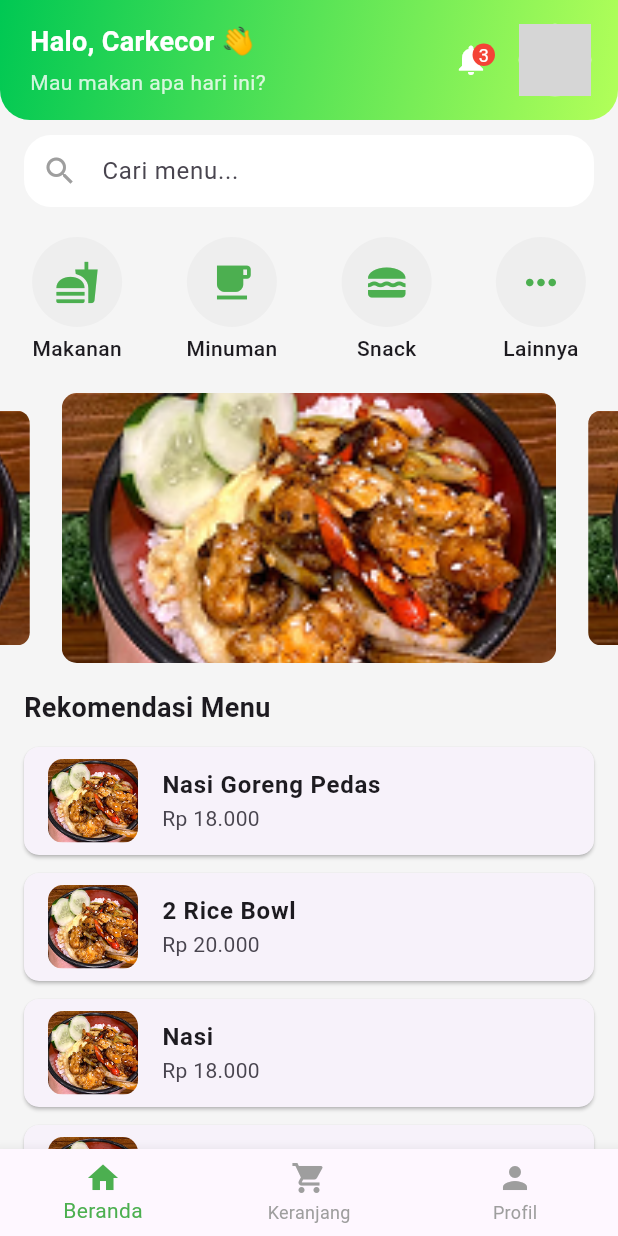
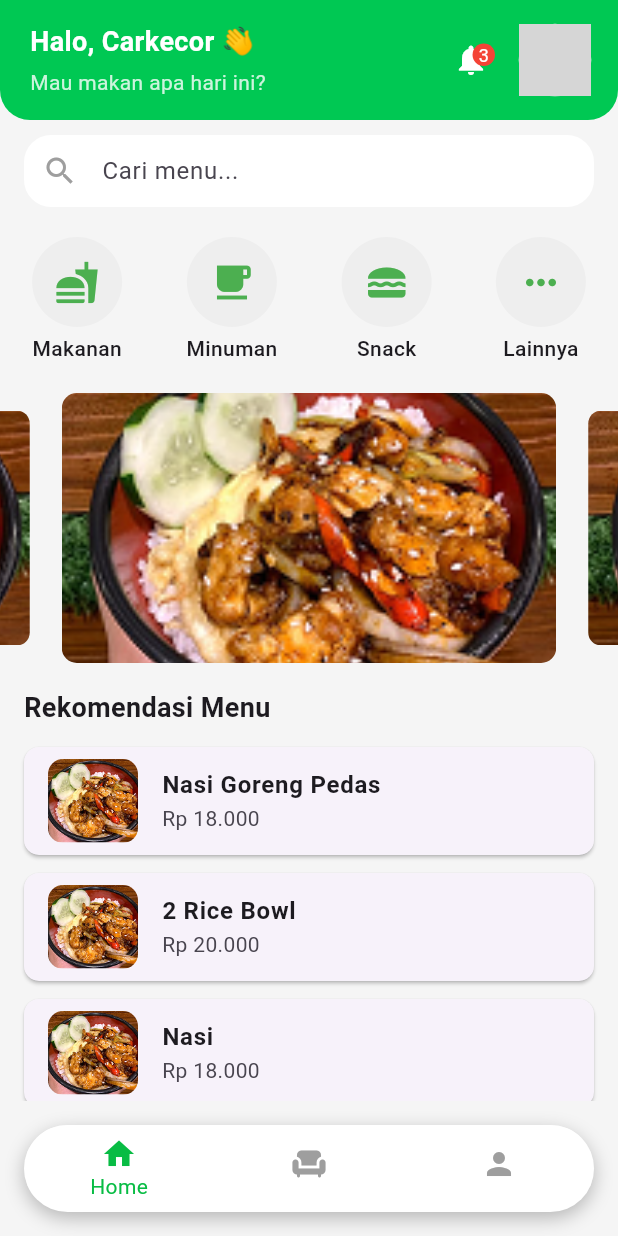
Before and after one commit to rynn26/bicopi, a Flutter app: the screen it shows after launch, on a phone screen of 412 x 824 dp. Run offline on Flutter 3.47's test engine with Material 3 defaults, Android fonts, the light colour scheme and no system bars; drawn by our look-alikes of carousel_slider; our stand-ins replace curved_navigation_bar; network calls fail; grey boxes are pictures that could not be loaded.

Commit message:
menambahkan fitur navbar

```diff
--- a/bichopi_mobile/lib/main.dart
+++ b/bichopi_mobile/lib/main.dart
@@ -1,7 +1,10 @@
+import 'package:coba3/cart_page.dart';
+import 'package:coba3/profile.dart';
+import 'package:curved_navigation_bar/curved_navigation_bar.dart';
 import 'package:flutter/material.dart';
 import 'package:carousel_slider/carousel_slider.dart';
 import 'menu_makanan.dart' as makanan;
-
+import 'package:coba3/home.dart';
 import 'menu_minuman.dart';
 import 'menu_snack.dart' as snack;
 
@@ -20,13 +23,40 @@
 }
 
 class _HomePageState extends State<HomePage> {
-  int _selectedIndex = 0;
-  TextEditingController _searchController = TextEditingController();
+  int _currentIndex = 0;
+  final PageController _pageController = PageController();
+  @override
+  void dispose() {
+    _pageController.dispose();
+    super.dispose();
+  }
+
+  final List<Widget> _pages = [
+    HomeContent(),
+    CartPage(),
+    ProfilePage(),
+  ];
+  void _onItemTapped(int index) {
+    setState(() {
+      _currentIndex = index;
+    });
+    _pageController.animateToPage(index,
+        duration: const Duration(milliseconds: 300), curve: Curves.easeInOut);
+  }
+
   List<Map<String, dynamic>> allMenus = [
     {"name": "Ricebowl", "price": 15000, "image": "assets/ricebowl.png"},
-    {"name": "Mie Goreng Jawa", "price": 14000, "image": "assets/mie_goreng.png"},
+    {
+      "name": "Mie Goreng Jawa",
+      "price": 14000,
+      "image": "assets/mie_goreng.png"
+    },
     {"name": "Bakso Campur", "price": 13000, "image": "assets/bakso.png"},
-    {"name": "Nasi Goreng Jawa", "price": 14000, "image": "assets/nasi_goreng.png"},
+    {
+      "name": "Nasi Goreng Jawa",
+      "price": 14000,
+      "image": "assets/nasi_goreng.png"
+    },
   ];
   List<Map<String, dynamic>> filteredMenus = [];
 
@@ -42,15 +72,10 @@
         filteredMenus = allMenus;
       } else {
         filteredMenus = allMenus
-            .where((menu) => menu["name"].toLowerCase().contains(query.toLowerCase()))
+            .where((menu) =>
+                menu["name"].toLowerCase().contains(query.toLowerCase()))
             .toList();
       }
-    });
-  }
-
-  void _onItemTapped(int index) {
-    setState(() {
-      _selectedIndex = index;
     });
   }
 
@@ -64,17 +89,86 @@
       Navigator.push(
         context,
         MaterialPageRoute(builder: (context) => snack.SnackMenuPage()),
-
-
       );
     } else {
       Navigator.push(
         context,
-      MaterialPageRoute(builder: (context) => makanan.FoodMenuPage(categoryName: categoryName)),
+        MaterialPageRoute(
+            builder: (context) =>
+                makanan.FoodMenuPage(categoryName: categoryName)),
       );
     }
   }
 
+  @override
+  Widget build(BuildContext context) {
+    return Scaffold(
+      backgroundColor: const Color(0xFFF5F5F5),
+      body: PageView(
+        controller: _pageController,
+        children: _pages,
+        onPageChanged: (index) {
+          setState(() {
+            _currentIndex = index;
+          });
+        },
+      ),
+           bottomNavigationBar: Padding(
+        padding: const EdgeInsets.all(16.0),
+        child: Container(
+          decoration: BoxDecoration(
+            color: Colors.white,
+            borderRadius: BorderRadius.circular(30),
+            boxShadow: [
+              BoxShadow(
+                color: Colors.black26,
+                blurRadius: 10,
+                offset: Offset(0, 4),
+              )
+            ],
+          ),
+          child: ClipRRect(
+            borderRadius: BorderRadius.circular(30),
+            child: BottomNavigationBar(
+              items: [
+                BottomNavigationBarItem(icon: Icon(Icons.home), label: 'Home'),
+                BottomNavigationBarItem(icon: Icon(Icons.chair), label: 'reservasi'),
+                BottomNavigationBarItem(icon: Icon(Icons.person), label: 'Profile'),
+              ],
+              currentIndex: _currentIndex,
+              selectedItemColor: const Color.fromARGB(255, 8, 188, 68),
+              unselectedItemColor: Colors.grey,
+              showUnselectedLabels: false,
+              backgroundColor: Colors.white,
+              onTap: _onItemTapped,
+              type: BottomNavigationBarType.fixed,
+            ),
+          ),
+        ),
+      ),
+    );
+  }
+}
+
+
+
+class HomeContent extends StatelessWidget {
+  @override
+  Widget build(BuildContext context) {
+    return SingleChildScrollView(
+      child: Column(
+        crossAxisAlignment: CrossAxisAlignment.start,
+        children: [
+          _buildTopBar(),
+          _buildSearchBar(),
+          _buildCategoryList(context),
+          _buildCarousel(),
+          _buildMenuList(),
+        ],
+      ),
+    );
+  }
+}
 
 Widget _buildCategoryList(BuildContext context) {
   final categories = [
@@ -89,53 +183,45 @@
     child: Row(
       mainAxisAlignment: MainAxisAlignment.spaceAround,
       children: categories.map((category) {
-          return _CategoryItem(
-            categoryName: category["name"] as String,
-            icon: category["icon"] as IconData,
+        return GestureDetector(
           onTap: () {
-              navigateToMenuPage(category["name"] as String, context);
+            if (category["name"] == "Makanan") {
+              Navigator.push(
+                context,
+                MaterialPageRoute(
+                    builder: (context) =>
+                        makanan.FoodMenuPage(categoryName: "Makanan")),
+              );
+            } else if (category["name"] == "Minuman") {
+              Navigator.push(
+                context,
+                MaterialPageRoute(builder: (context) => const DrinkMenuPage()),
+              );
+            } else if (category["name"] == "Snack") {
+              Navigator.push(
+                context,
+                MaterialPageRoute(builder: (context) => snack.SnackMenuPage()),
+              );
+            }
           },
+          child: Column(
+            children: [
+              CircleAvatar(
+                radius: 30,
+                backgroundColor: Colors.grey[200],
+                child: Icon(category["icon"] as IconData,
+                    size: 30, color: Colors.green),
+              ),
+              const SizedBox(height: 4),
+              Text(
+                category["name"] as String,
+                style:
+                    const TextStyle(fontSize: 14, fontWeight: FontWeight.w500),
+              ),
+            ],
+          ),
         );
       }).toList(),
-      ),
-    );
-  }
-
-  @override
-  Widget build(BuildContext context) {
-    return Scaffold(
-      backgroundColor: const Color(0xFFF5F5F5),
-      body: SingleChildScrollView(
-        child: Column(
-          crossAxisAlignment: CrossAxisAlignment.start,
-          children: [
-            _buildTopBar(),
-            _buildSearchBar(),
-            _buildCategoryList(context),
-            _buildCarousel(),
-            _buildMenuList(),
-          ],
-        ),
-      ),
-      bottomNavigationBar: BottomNavigationBar(
-        currentIndex: _selectedIndex,
-        onTap: _onItemTapped,
-        selectedItemColor: Colors.green,
-        unselectedItemColor: Colors.grey,
-        items: const [
-          BottomNavigationBarItem(
-            icon: Icon(Icons.home),
-            label: "Beranda",
-          ),
-          BottomNavigationBarItem(
-            icon: Icon(Icons.shopping_cart),
-            label: "Keranjang",
-          ),
-          BottomNavigationBarItem(
-            icon: Icon(Icons.person),
-            label: "Profil",
-          ),
-        ],
     ),
   );
 }
@@ -145,7 +231,7 @@
     padding: const EdgeInsets.symmetric(horizontal: 20, vertical: 15),
     decoration: const BoxDecoration(
       gradient: LinearGradient(
-          colors: [Color(0xFF00C853), Color(0xFFB2FF59)],
+        colors: [Color(0xFF00C853), Color(0xFF00C853)],
         begin: Alignment.topLeft,
         end: Alignment.bottomRight,
       ),
@@ -233,8 +319,7 @@
   return Padding(
     padding: const EdgeInsets.symmetric(horizontal: 16, vertical: 10),
     child: TextField(
-      controller: _searchController,
-      onChanged: _filterMenu, // Saat pengguna mengetik, filter menu
+      // Saat pengguna mengetik, filter menu
       decoration: InputDecoration(
         hintText: "Cari menu...",
         prefixIcon: const Icon(Icons.search, color: Colors.grey),
@@ -249,7 +334,6 @@
     ),
   );
 }
-
 
 Widget _buildCarousel() {
   final List<String> imageList = [
@@ -287,17 +371,9 @@
       "price": "18.000",
       "image": "assets/ricebowl.png"
     },
-      {
-        "name": "2 Rice Bowl",
-        "price": "20.000",
-        "image": "assets/ricebowl.png"
-      },
+    {"name": "2 Rice Bowl", "price": "20.000", "image": "assets/ricebowl.png"},
     {"name": "Nasi", "price": "18.000", "image": "assets/ricebowl.png"},
-      {
-        "name": "Coffe Latte",
-        "price": "15.000",
-        "image": "assets/ricebowl.png"
-      },
+    {"name": "Coffe Latte", "price": "15.000", "image": "assets/ricebowl.png"},
     {
       "name": "Chocolate Coffe",
       "price": "16.000",
@@ -351,7 +427,6 @@
     ),
   );
 }
-}
 
 class _CategoryItem extends StatelessWidget {
   final String categoryName;
--- a/bichopi_mobile/pubspec.yaml
+++ b/bichopi_mobile/pubspec.yaml
@@ -37,6 +37,7 @@ dependencies:
   carousel_slider: ^5.0.0
   flutter_slidable: ^4.0.0
   animations: ^2.0.11
+  curved_navigation_bar: ^1.0.6
 
 dev_dependencies:
   flutter_test:
```
Also changed, not shown: bichopi_mobile/lib/cart_page.dart (+4 -53 lines), bichopi_mobile/lib/menu_makanan.dart (+56 -15 lines), bichopi_mobile/lib/profile.dart (added, +13 -0 lines), bichopi_mobile/flutter_01.png (added), bichopi_mobile/lib/home.dart (added), bichopi_mobile/pubspec.lock. Lines whose indentation alone changed are shown as unchanged.
